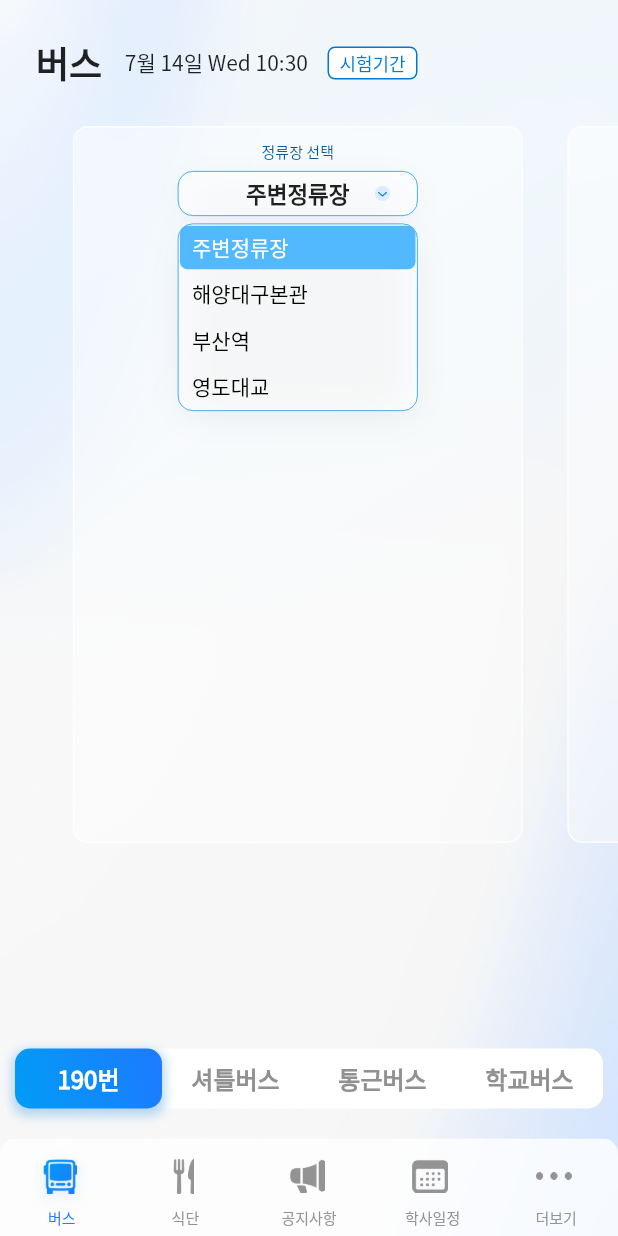
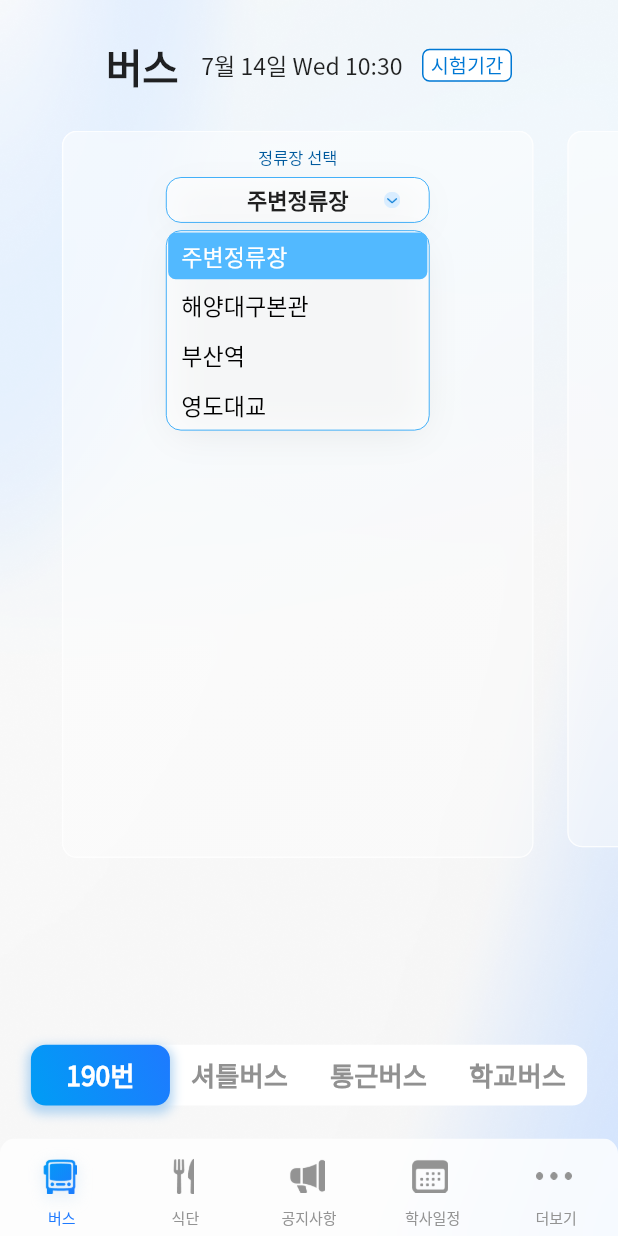
Before and after one commit to Project-Dolphin/Dolphin, a Flutter app: the screen it shows after launch, after a tap on "주변정류장", on a phone screen of 412 x 824 dp. Run offline on Flutter 3.47's test engine with Material 2 defaults, Android fonts, the light colour scheme and no system bars; drawn by our look-alikes of carousel_slider; our stand-ins replace get.

Commit message:
기기별 반응형 사이즈 설계 SizeConfig 클래스 생성

```diff
--- a/lib/common/carousel/carousel.dart
+++ b/lib/common/carousel/carousel.dart
@@ -1,5 +1,6 @@
 import 'package:flutter/material.dart';
 import 'package:carousel_slider/carousel_slider.dart';
+import 'package:getx_app/common/sizeConfig.dart';
 
 class Carousel extends StatefulWidget {
   final List<dynamic> pageList;
@@ -18,8 +19,6 @@ class _CarouselState extends State<Carousel> {
 
   @override
   Widget build(BuildContext context) {
-    double width = MediaQuery.of(context).size.width;
-    double height = MediaQuery.of(context).size.height;
     return Expanded(
       child: Container(
         color: Colors.transparent,
@@ -41,7 +40,7 @@ class _CarouselState extends State<Carousel> {
                   autoPlay: false,
                   enableInfiniteScroll: false,
                   enlargeCenterPage: false,
-                  height: height,
+                  height: SizeConfig.blockSizeVertical * 100,
                   onPageChanged: (index, reason) {
                     setState(
                       () {
@@ -55,9 +54,9 @@ class _CarouselState extends State<Carousel> {
             Positioned(
               bottom: 0,
               child: Container(
-                width: width - 20,
-                height: 40,
-                margin: EdgeInsets.all(20),
+                width: SizeConfig.blockSizeHorizontal * 90,
+                height: SizeConfig.sizeByHeight(40),
+                margin: EdgeInsets.all(SizeConfig.sizeByWidth(20)),
                 decoration: BoxDecoration(
                     borderRadius: BorderRadius.circular(10),
                     color: Colors.white),
@@ -69,7 +68,8 @@ class _CarouselState extends State<Carousel> {
                       return GestureDetector(
                         onTap: () => _controller.animateToPage(entry.key),
                         child: Container(
-                          width: (width - 20) / widget.pageList.length,
+                          width: (SizeConfig.blockSizeHorizontal * 90) /
+                              widget.pageList.length,
                           decoration: BoxDecoration(
                               // color:
                               //     (Theme.of(context).brightness == Brightness.dark
@@ -99,15 +99,18 @@ class _CarouselState extends State<Carousel> {
                               borderRadius: BorderRadius.circular(
                                   _current == entry.key ? 10 : 0)),
                           child: Center(
+                            child: FittedBox(
+                                fit: BoxFit.scaleDown,
                                 child: Text(
                                   widget.titleList[entry.key],
                                   style: TextStyle(
                                       color: _current == entry.key
                                           ? Colors.white
                                           : Color(0xFF919191),
-                                fontSize: 16,
+                                      fontSize: SizeConfig.sizeByWidth(16),
                                       fontWeight: FontWeight.w600),
                                 )),
+                          ),
                         ),
                       );
                     },
--- a/lib/common/dropdown/dropdownButton.dart
+++ b/lib/common/dropdown/dropdownButton.dart
@@ -1,4 +1,5 @@
 import 'package:flutter/material.dart';
+import 'package:getx_app/common/sizeConfig.dart';
 
 class Dropdown extends StatefulWidget {
   const Dropdown(this.itemList, this.selectedItem, this.setItemState, {Key key})
@@ -15,7 +16,7 @@ class Dropdown extends StatefulWidget {
 
 class _DropdownState extends State<Dropdown> {
   bool isDropdownOpen = false;
-  double dropdownWidth = 160;
+  double dropdownWidth = SizeConfig.sizeByWidth(160);
   @override
   Widget build(BuildContext context) {
     return Column(
@@ -28,7 +29,7 @@ class _DropdownState extends State<Dropdown> {
           },
           child: Container(
               width: dropdownWidth,
-              height: 30,
+              height: SizeConfig.sizeByHeight(30),
               decoration: BoxDecoration(
                 border: Border.all(color: Color(0xFF0797F8), width: 0.5),
                 borderRadius: BorderRadius.all(Radius.circular(10)),
@@ -48,19 +49,26 @@ class _DropdownState extends State<Dropdown> {
                 children: [
                   Container(
                     width: dropdownWidth,
+                    child: FittedBox(
+                      fit: BoxFit.scaleDown,
                       child: Text(
                         widget.selectedItem,
                         textAlign: TextAlign.center,
-                      style:
-                          TextStyle(fontSize: 15, fontWeight: FontWeight.w700),
+                        style: TextStyle(
+                            fontSize: SizeConfig.sizeByWidth(15),
+                            fontWeight: FontWeight.w700),
+                      ),
                     ),
                   ),
                   Container(
-                    margin: EdgeInsets.only(right: 10),
+                    margin: EdgeInsets.only(right: SizeConfig.sizeByWidth(10)),
+                    child: FittedBox(
+                      fit: BoxFit.scaleDown,
                       child: Image.asset(
                         "assets/images/dropdown/dropdownIcon.png",
-                      width: 10,
-                      height: 10,
+                        width: SizeConfig.sizeByWidth(10),
+                        height: SizeConfig.sizeByWidth(10),
+                      ),
                     ),
                   )
                 ],
@@ -95,8 +103,9 @@ class _DropdownState extends State<Dropdown> {
                               });
                             },
                             child: (Container(
-                              width: 158,
-                              padding: EdgeInsets.symmetric(vertical: 4),
+                              width: SizeConfig.sizeByWidth(158),
+                              padding: EdgeInsets.symmetric(
+                                  vertical: SizeConfig.sizeByHeight(4)),
                               margin: EdgeInsets.symmetric(
                                   horizontal: 1, vertical: 1),
                               decoration: BoxDecoration(
@@ -107,15 +116,20 @@ class _DropdownState extends State<Dropdown> {
                                     : Colors.transparent,
                               ),
                               child: Container(
-                                padding: EdgeInsets.only(left: 8),
+                                padding: EdgeInsets.only(
+                                    left: SizeConfig.sizeByWidth(8)),
+                                child: FittedBox(
+                                  fit: BoxFit.scaleDown,
+                                  alignment: Alignment.centerLeft,
                                   child: Text(
                                     item,
                                     style: TextStyle(
                                         color: widget.selectedItem == item
                                             ? Colors.white
                                             : Colors.black,
-                                      fontSize: 14,
+                                        fontSize: SizeConfig.sizeByWidth(14),
                                         fontWeight: FontWeight.w500),
+                                  ),
                                 ),
                               ),
                             )),
--- /dev/null
+++ b/lib/common/sizeConfig.dart
@@ -0,0 +1,40 @@
+import 'package:flutter/widgets.dart';
+
+class SizeConfig {
+  static MediaQueryData _mediaQueryData;
+  static double screenWidth;
+  static double screenHeight;
+  static double blockSizeHorizontal;
+  static double blockSizeVertical;
+  static double _safeAreaHorizontal;
+  static double _safeAreaVertical;
+  static double safeBlockHorizontal;
+  static double safeBlockVertical;
+
+  static double sizeByWidth(double size) {
+    return (size / 3.75) * blockSizeHorizontal;
+  }
+
+  static double sizeByHeight(double size) {
+    return (size / 8.12) * blockSizeVertical;
+  }
+
+  Future<void> init(BuildContext context) async {
+    _mediaQueryData = MediaQuery.of(context);
+    if (_mediaQueryData.size.width > 0) {
+      screenWidth = _mediaQueryData.size.width;
+      screenHeight = _mediaQueryData.size.height;
+      blockSizeHorizontal = screenWidth / 100;
+      blockSizeVertical = screenHeight / 100;
+      _safeAreaHorizontal =
+          _mediaQueryData.padding.left + _mediaQueryData.padding.right;
+      _safeAreaVertical =
+          _mediaQueryData.padding.top + _mediaQueryData.padding.bottom;
+      safeBlockHorizontal = (screenWidth - _safeAreaHorizontal) / 100;
+      safeBlockVertical = (screenHeight - _safeAreaVertical) / 100;
+    } else {
+      await Future.delayed(Duration(milliseconds: 100));
+      return await init(context);
+    }
+  }
+}
--- a/lib/common/titlebox/iconSet.dart
+++ b/lib/common/titlebox/iconSet.dart
@@ -1,4 +1,5 @@
 import 'package:flutter/material.dart';
+import 'package:getx_app/common/sizeConfig.dart';
 
 class IconSet extends StatelessWidget {
   const IconSet({
@@ -11,35 +12,41 @@ class IconSet extends StatelessWidget {
   Widget build(BuildContext context) {
     return Container(
       child: Padding(
-        padding: const EdgeInsets.all(19.0),
+        padding: EdgeInsets.all(SizeConfig.sizeByWidth(19)),
         child: Row(
           mainAxisAlignment: MainAxisAlignment.end,
           children: [
-            ElevatedButton(
+            FittedBox(
+              fit: BoxFit.scaleDown,
+              child: ElevatedButton(
                 style: ElevatedButton.styleFrom(
                   primary: Color(0xFFFFFFFF),
                   shape: CircleBorder(),
-                padding: EdgeInsets.all(8.5),
+                  padding: EdgeInsets.all(SizeConfig.sizeByWidth(8.5)),
                 ),
                 child: Icon(
                   Icons.search,
-                size: 27.5,
+                  size: SizeConfig.sizeByWidth(27.5),
                   color: iconColor,
                 ),
                 onPressed: () {},
               ),
-            ElevatedButton(
+            ),
+            FittedBox(
+              fit: BoxFit.scaleDown,
+              child: ElevatedButton(
                 style: ElevatedButton.styleFrom(
                   primary: Color(0xFFFFFFFF),
                   shape: CircleBorder(),
-                padding: EdgeInsets.all(8.5),
+                  padding: EdgeInsets.all(SizeConfig.sizeByWidth(8.5)),
                 ),
                 child: Icon(
                   Icons.notifications_none,
-                size: 27.5,
+                  size: SizeConfig.sizeByWidth(27.5),
                   color: iconColor,
                 ),
                 onPressed: () {},
+              ),
             ),
           ],
         ),
--- a/lib/common/titlebox/onelineTitle.dart
+++ b/lib/common/titlebox/onelineTitle.dart
@@ -22,6 +22,8 @@ class OnelineTitle extends StatelessWidget {
   @override
   Widget build(BuildContext context) {
     return Container(
+      child: FittedBox(
+        fit: BoxFit.scaleDown,
         child: Padding(
           padding: const EdgeInsets.all(24.0),
           child: Row(
@@ -43,6 +45,7 @@ class OnelineTitle extends StatelessWidget {
                 fontweight: fontweight3,
               ),
             ],
+          ),
         ),
       ),
     );
--- a/lib/common/titlebox/twolineTitle.dart
+++ b/lib/common/titlebox/twolineTitle.dart
@@ -22,7 +22,7 @@ class TwolineTitle extends StatelessWidget {
   @override
   Widget build(BuildContext context) {
     return Padding(
-      padding: const EdgeInsets.fromLTRB(24.0,24.0,14.0,24.0),
+      padding: const EdgeInsets.fromLTRB(24.0, 24.0, 14.0, 24.0),
       child: Column(
         crossAxisAlignment: CrossAxisAlignment.start,
         children: [
@@ -34,7 +34,9 @@ class TwolineTitle extends StatelessWidget {
           Row(
             mainAxisAlignment: MainAxisAlignment.spaceBetween,
             children: [
-              Container(
+              FittedBox(
+                fit: BoxFit.scaleDown,
+                child: Container(
                   child: Row(
                     children: [
                       SubTitle(
@@ -48,6 +50,7 @@ class TwolineTitle extends StatelessWidget {
                         fontweight: fontweight3,
                       ),
                     ],
+                  ),
                 ),
               ),
               MoreText(
@@ -77,13 +80,16 @@ class MainTitle extends StatelessWidget {
 
   @override
   Widget build(BuildContext context) {
-    return Padding(
+    return FittedBox(
+      fit: BoxFit.scaleDown,
+      child: Padding(
         padding: const EdgeInsets.only(bottom: 11.0),
         child: Text(
           name,
           style: TextStyle(
             fontSize: fontsize1,
             fontWeight: fontweight1,
+          ),
         ),
       ),
     );
@@ -161,7 +167,9 @@ class MoreText extends StatelessWidget {
 
   @override
   Widget build(BuildContext context) {
-    return Row(
+    return FittedBox(
+      fit: BoxFit.scaleDown,
+      child: Row(
         children: [
           Text(
             description,
@@ -170,8 +178,13 @@ class MoreText extends StatelessWidget {
               fontWeight: fontweight,
             ),
           ),
-        Icon(Icons.arrow_forward_ios, color: Color(0xFF939393), size: 15.0,),
+          Icon(
+            Icons.arrow_forward_ios,
+            color: Color(0xFF939393),
+            size: 15.0,
+          ),
         ],
+      ),
     );
   }
 }
--- a/lib/pages/bus/bus_page.dart
+++ b/lib/pages/bus/bus_page.dart
@@ -5,6 +5,7 @@ import 'package:getx_app/common/container/glassMorphism.dart';
 
 import 'package:getx_app/common/carousel/carousel.dart';
 import 'package:getx_app/common/dropdown/dropdownButton.dart';
+import 'package:getx_app/common/sizeConfig.dart';
 import 'package:intl/intl.dart';
 
 import 'bus_controller.dart';
@@ -13,7 +14,7 @@ import '../../common/titlebox/onelineTitle.dart';
 
 class BusPage extends GetView<BusController> {
   final List<String> titleList = ['190번', '셔틀버스', '통근버스', '학교버스'];
-  List<dynamic> testPageList = [CityBus(), test2(), test3(), test4()];
+  final List<dynamic> testPageList = [CityBus(), test2(), test3(), test4()];
   final name = '버스', stat = '시험기간';
 
   @override
@@ -29,9 +30,9 @@ class BusPage extends GetView<BusController> {
             name: name,
             description: formattedDate,
             stat: stat,
-            fontsize1: 24.0,
-            fontsize2: 14.0,
-            fontsize3: 12.0,
+            fontsize1: SizeConfig.sizeByWidth(24),
+            fontsize2: SizeConfig.sizeByWidth(14),
+            fontsize3: SizeConfig.sizeByWidth(12),
             fontweight1: FontWeight.w700,
             fontweight2: FontWeight.w400,
             fontweight3: FontWeight.w400,
@@ -56,22 +57,25 @@ class _CityBusState extends State<CityBus> {
   @override
   Widget build(BuildContext context) {
     return GlassMorphism(
-      width: 300,
-      height: 478,
+      width: SizeConfig.sizeByWidth(300),
+      height: SizeConfig.sizeByHeight(478),
       widget: Container(
           margin: EdgeInsets.symmetric(vertical: 8, horizontal: 16),
           child: Column(
             crossAxisAlignment: CrossAxisAlignment.center,
             children: [
-              Text(
-                '정류장 선택',
-                style: TextStyle(
-                  color: Color(0xff005A9E),
-                  fontSize: 10,
+              FittedBox(
+                fit: BoxFit.scaleDown,
+                child: Text(
+                  '정류장 선택',
+                  style: TextStyle(
+                    color: Color(0xff005A9E),
+                    fontSize: SizeConfig.sizeByWidth(10),
+                  ),
                 ),
               ),
               SizedBox(
-                height: 6,
+                height: SizeConfig.sizeByHeight(6),
               ),
               Dropdown(
                   stationList,
--- a/lib/pages/dashboard/dashboard_page.dart
+++ b/lib/pages/dashboard/dashboard_page.dart
@@ -4,6 +4,7 @@ import 'package:flutter/cupertino.dart';
 import 'package:flutter/material.dart';
 import 'package:get/get.dart';
 import 'package:getx_app/common/icon/gradientIcon.dart';
+import 'package:getx_app/common/sizeConfig.dart';
 
 import 'package:getx_app/pages/bus/bus_page.dart';
 import 'package:getx_app/pages/calendar/calendar_page.dart';
@@ -16,6 +17,7 @@ import 'dashboard_controller.dart';
 class DashboardPage extends StatelessWidget {
   @override
   Widget build(BuildContext context) {
+    SizeConfig().init(context);
     return GetBuilder<DashboardController>(
       builder: (controller) {
         return Container(
```
Lines whose indentation alone changed are shown as unchanged.
